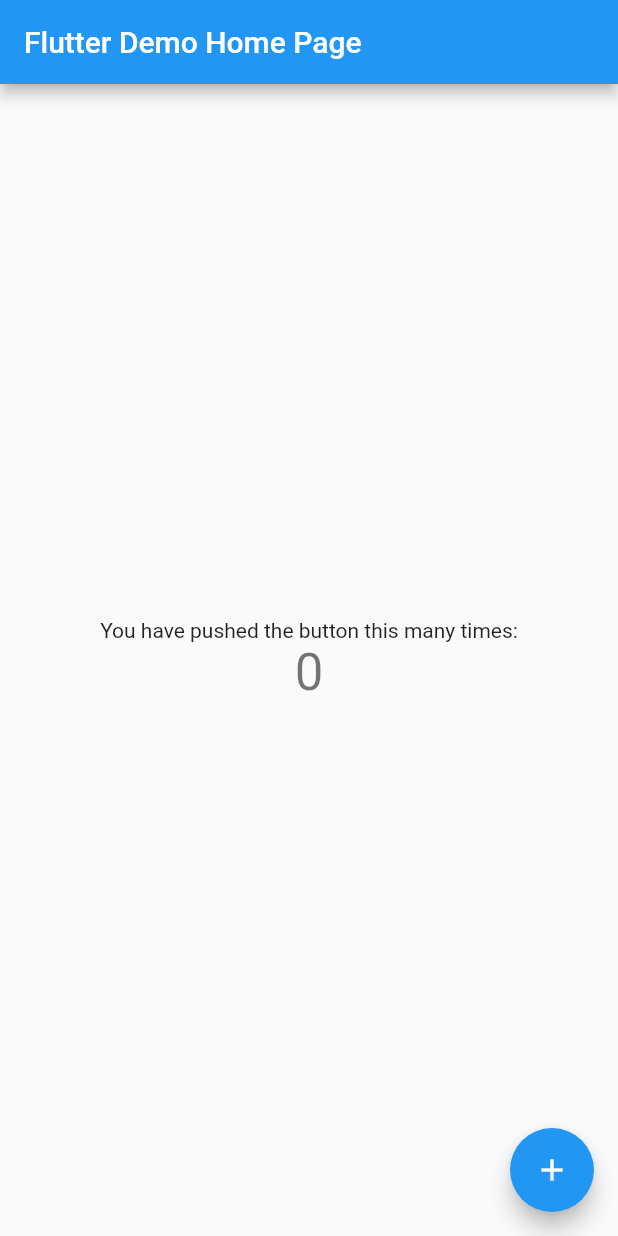
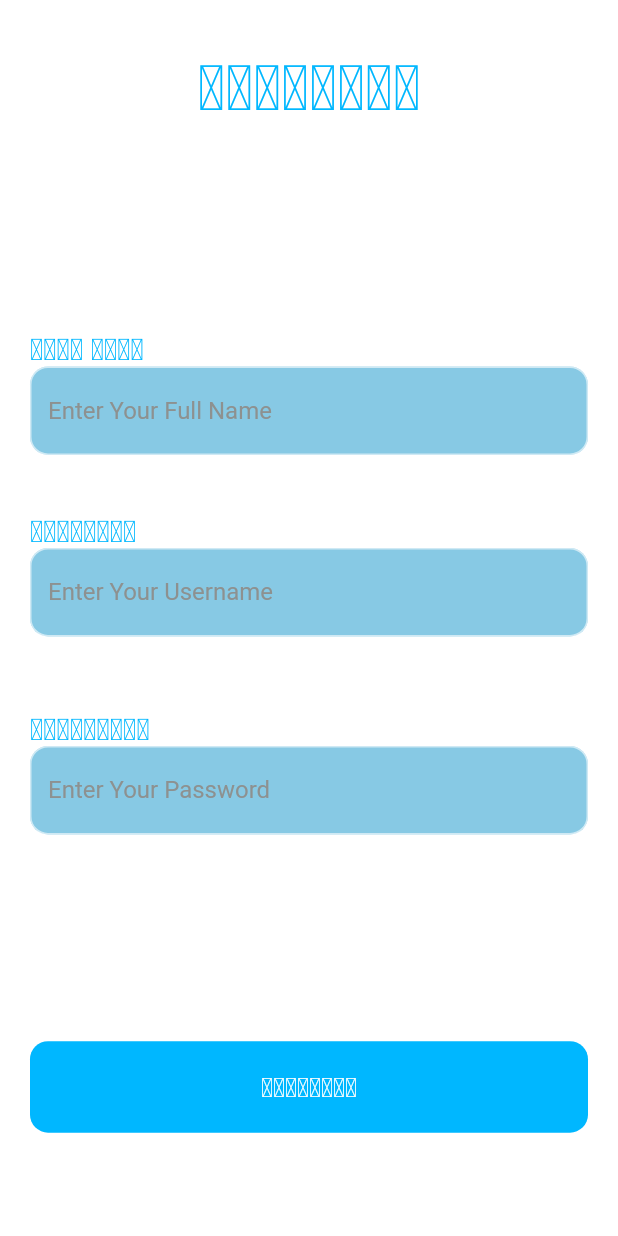
Before and after one commit to marmanios/TripTogether, a Flutter app: the screen it shows after launch, on a phone screen of 412 x 824 dp. Run offline on Flutter 3.47's test engine with Material 2 defaults, Android fonts, the light colour scheme and no system bars; our stand-ins replace get.

Commit message:
Adding login and register

```diff
--- /dev/null
+++ b/lib/constants.dart
@@ -0,0 +1,16 @@
+import 'package:flutter/material.dart';
+
+// make primary color blue
+const kPrimaryColor = Color.fromARGB(255, 0, 183, 255);
+const kSecondaryColor = Color(0xFFFCF7FF);
+const kTextField = Color.fromARGB(255, 135, 201, 228);
+const kBlackColor = Color(0xFF101010);
+const kHintStyle = Color(0xFF8D9190);
+
+const double kDefaultPadding = 20.0;
+
+// Font sizes
+const double buttonTextSize = 18;
+const double textTitles = 20;
+// const double BigTitle = 42;
+const double dailyCheckIn = 16;
--- a/lib/main.dart
+++ b/lib/main.dart
@@ -1,115 +1,24 @@
 import 'package:flutter/material.dart';
+import 'package:get/get.dart';
+import 'loginscreen.dart';
+import 'registerscreen.dart';
+import 'package:get/get_navigation/src/root/get_material_app.dart';
+
+// add library for getx
 
 void main() {
-  runApp(const MyApp());
+  runApp(MyApp());
 }
 
 class MyApp extends StatelessWidget {
-  const MyApp({super.key});
-
   // This widget is the root of your application.
   @override
   Widget build(BuildContext context) {
-    return MaterialApp(
-      title: 'Flutter Demo',
-      theme: ThemeData(
-        // This is the theme of your application.
-        //
-        // Try running your application with "flutter run". You'll see the
-        // application has a blue toolbar. Then, without quitting the app, try
-        // changing the primarySwatch below to Colors.green and then invoke
-        // "hot reload" (press "r" in the console where you ran "flutter run",
-        // or simply save your changes to "hot reload" in a Flutter IDE).
-        // Notice that the counter didn't reset back to zero; the application
-        // is not restarted.
-        primarySwatch: Colors.blue,
-      ),
-      home: const MyHomePage(title: 'Flutter Demo Home Page'),
+    return GetMaterialApp(
+      title: 'TripTogether',
+      debugShowCheckedModeBanner: false,
+      theme: ThemeData.dark(),
+      home: RegisterScreen(),
     );
   }
 }
-
-class MyHomePage extends StatefulWidget {
-  const MyHomePage({super.key, required this.title});
-
-  // This widget is the home page of your application. It is stateful, meaning
-  // that it has a State object (defined below) that contains fields that affect
-  // how it looks.
-
-  // This class is the configuration for the state. It holds the values (in this
-  // case the title) provided by the parent (in this case the App widget) and
-  // used by the build method of the State. Fields in a Widget subclass are
-  // always marked "final".
-
-  final String title;
-
-  @override
-  State<MyHomePage> createState() => _MyHomePageState();
-}
-
-class _MyHomePageState extends State<MyHomePage> {
-  int _counter = 0;
-
-  void _incrementCounter() {
-    setState(() {
-      // This call to setState tells the Flutter framework that something has
-      // changed in this State, which causes it to rerun the build method below
-      // so that the display can reflect the updated values. If we changed
-      // _counter without calling setState(), then the build method would not be
-      // called again, and so nothing would appear to happen.
-      _counter++;
-    });
-  }
-
-  @override
-  Widget build(BuildContext context) {
-    // This method is rerun every time setState is called, for instance as done
-    // by the _incrementCounter method above.
-    //
-    // The Flutter framework has been optimized to make rerunning build methods
-    // fast, so that you can just rebuild anything that needs updating rather
-    // than having to individually change instances of widgets.
-    return Scaffold(
-      appBar: AppBar(
-        // Here we take the value from the MyHomePage object that was created by
-        // the App.build method, and use it to set our appbar title.
-        title: Text(widget.title),
-      ),
-      body: Center(
-        // Center is a layout widget. It takes a single child and positions it
-        // in the middle of the parent.
-        child: Column(
-          // Column is also a layout widget. It takes a list of children and
-          // arranges them vertically. By default, it sizes itself to fit its
-          // children horizontally, and tries to be as tall as its parent.
-          //
-          // Invoke "debug painting" (press "p" in the console, choose the
-          // "Toggle Debug Paint" action from the Flutter Inspector in Android
-          // Studio, or the "Toggle Debug Paint" command in Visual Studio Code)
-          // to see the wireframe for each widget.
-          //
-          // Column has various properties to control how it sizes itself and
-          // how it positions its children. Here we use mainAxisAlignment to
-          // center the children vertically; the main axis here is the vertical
-          // axis because Columns are vertical (the cross axis would be
-          // horizontal).
-          mainAxisAlignment: MainAxisAlignment.center,
-          children: <Widget>[
-            const Text(
-              'You have pushed the button this many times:',
-            ),
-            Text(
-              '$_counter',
-              style: Theme.of(context).textTheme.headlineMedium,
-            ),
-          ],
-        ),
-      ),
-      floatingActionButton: FloatingActionButton(
-        onPressed: _incrementCounter,
-        tooltip: 'Increment',
-        child: const Icon(Icons.add),
-      ), // This trailing comma makes auto-formatting nicer for build methods.
-    );
-  }
-}
--- /dev/null
+++ b/lib/registerscreen.dart
@@ -0,0 +1,127 @@
+import 'package:flutter/material.dart';
+import 'package:get/get.dart';
+import 'constants.dart';
+import 'loginscreen.dart';
+
+class RegisterScreen extends StatelessWidget {
+  @override
+  Widget build(BuildContext context) {
+    return Scaffold(
+      body: Stack(
+        children: [
+          Container(
+            decoration: new BoxDecoration(
+              color: Colors.white,
+            ),
+          ),
+          SafeArea(
+            child: Padding(
+              padding: const EdgeInsets.symmetric(horizontal: kDefaultPadding),
+              child: Column(
+                crossAxisAlignment: CrossAxisAlignment.start,
+                children: [
+                  Spacer(flex: 1), //2/6
+                  Center(
+                    child: Text(
+                      "𝙍𝙚𝙜𝙞𝙨𝙩𝙚𝙧",
+                      style: TextStyle(
+                          color: kPrimaryColor,
+                          fontWeight: FontWeight.bold,
+                          fontSize: 42),
+                    ),
+                  ),
+                  Spacer(flex: 4),
+                  Text(
+                    "𝐅𝐮𝐥𝐥 𝐍𝐚𝐦𝐞",
+                    style: TextStyle(
+                        color: kPrimaryColor,
+                        fontWeight: FontWeight.bold,
+                        fontSize: textTitles),
+                  ),
+                  TextField(
+                    style: TextStyle(color: Colors.black),
+                    decoration: InputDecoration(
+                      filled: true,
+                      fillColor: kTextField,
+                      hintText: 'Enter Your Full Name',
+                      hintStyle: TextStyle(color: kHintStyle),
+                      border: OutlineInputBorder(
+                        borderRadius: BorderRadius.all(Radius.circular(12)),
+                      ),
+                    ),
+                  ),
+                  SizedBox(height: 39),
+
+                  Text(
+                    "𝐔𝐬𝐞𝐫𝐧𝐚𝐦𝐞",
+                    style: TextStyle(
+                        color: kPrimaryColor,
+                        fontWeight: FontWeight.bold,
+                        fontSize: textTitles),
+                  ),
+                  TextField(
+                    style: TextStyle(color: Colors.black),
+                    decoration: InputDecoration(
+                      filled: true,
+                      fillColor: kTextField,
+                      hintText: 'Enter Your Username',
+                      hintStyle: TextStyle(color: kHintStyle),
+                      border: OutlineInputBorder(
+                        borderRadius: BorderRadius.all(Radius.circular(12)),
+                      ),
+                    ),
+                  ),
+                  SizedBox(height: 50),
+                  Text(
+                    "𝐏𝐚𝐬𝐬𝐰𝐬𝐨𝐫𝐝",
+                    style: TextStyle(
+                        color: kPrimaryColor,
+                        fontWeight: FontWeight.bold,
+                        fontSize: textTitles),
+                  ),
+                  TextField(
+                    style: TextStyle(color: Colors.black),
+                    decoration: InputDecoration(
+                      filled: true,
+                      fillColor: kTextField,
+                      hintText: 'Enter Your Password',
+                      hintStyle: TextStyle(color: kHintStyle),
+                      border: OutlineInputBorder(
+                        borderRadius: BorderRadius.all(Radius.circular(12)),
+                      ),
+                    ),
+                    obscureText: true,
+                  ),
+                  Spacer(
+                    flex: 4,
+                  ),
+
+                  InkWell(
+                    onTap: () => Get.to(LoginScreen()),
+                    child: Container(
+                      width: double.infinity,
+                      alignment: Alignment.center,
+                      padding: EdgeInsets.all(kDefaultPadding), // 15
+                      decoration: BoxDecoration(
+                        color: kPrimaryColor,
+                        borderRadius: BorderRadius.all(Radius.circular(12)),
+                      ),
+                      child: Text(
+                        "𝐂𝐨𝐧𝐭𝐢𝐧𝐮𝐞",
+                        style: TextStyle(
+                            color: Colors.white,
+                            fontWeight: FontWeight.bold,
+                            fontSize: buttonTextSize),
+                      ),
+                    ),
+                  ),
+                  Spacer(flex: 2), // it will take 2/6 spaces
+                ],
+              ),
+            ),
+          ),
+        ],
+      ),
+    );
+  }
+}
```
Also changed, not shown: lib/loginscreen.dart (added, +103 -0 lines), pubspec.yaml (+3 -5 lines), pubspec.lock, 1 other file.
